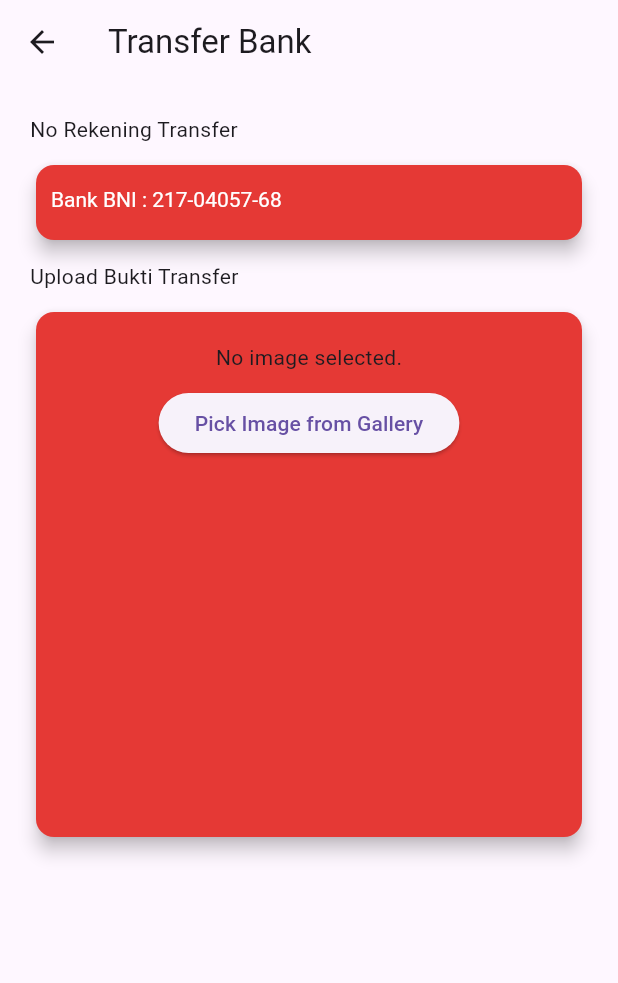
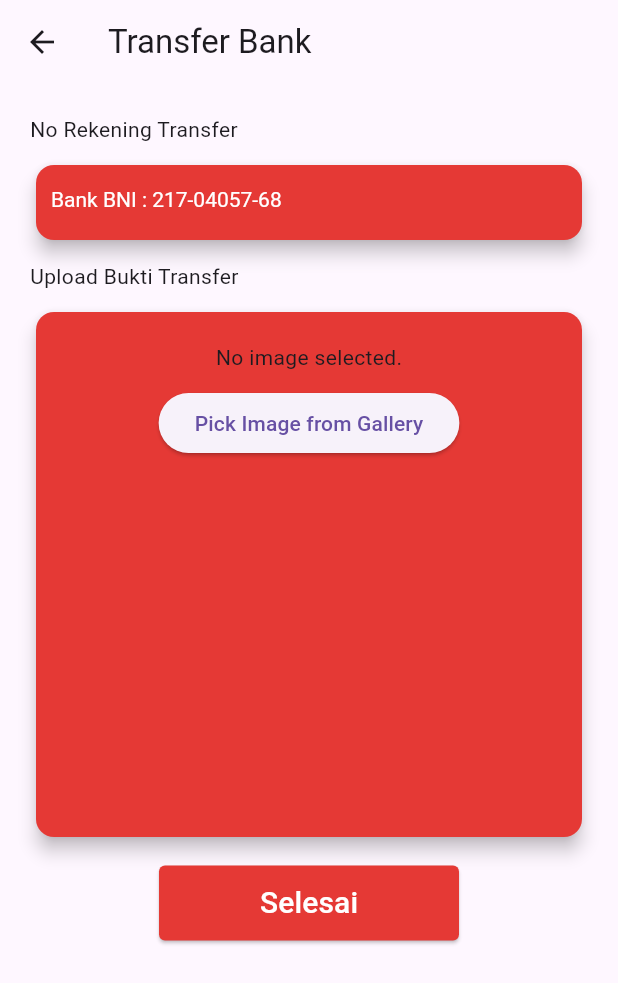
Before and after one commit to DhanielPutra/tesy, a Flutter app: the Transfer screen opened directly, on a phone screen of 412 x 824 dp. Shown: the top 983 px of the screen. Run offline on Flutter 3.47's test engine with Material 3 defaults, Android fonts, the phone set to English and light mode, and no system bars; our stand-ins replace image_picker, shared_preferences; missing offline and left inert: indexed; accounts and stored records are empty.

```diff
--- a/lib/checkout.dart
+++ b/lib/checkout.dart
@@ -337,9 +337,7 @@ class _CheckoutState extends State<Checkout> {
                         // Jika Transfer Bank, navigasi ke halaman Transfer
                         Navigator.push(
                           context,
-                          MaterialPageRoute(
-                              builder: (context) =>
-                                  Transfer()),
+                          MaterialPageRoute(builder: (context) => Transfer()),
                         );
                       } else {
                         // Tampilkan pesan jika tidak ada metode pembayaran yang dipilih
--- a/lib/transfer.dart
+++ b/lib/transfer.dart
@@ -2,6 +2,7 @@ import 'dart:io';
 
 import 'package:flutter/material.dart';
 import 'package:image_picker/image_picker.dart';
+import 'package:marketplace/pesanan_berhasil.dart';
 
 class Transfer extends StatefulWidget {
   const Transfer({super.key});
@@ -101,6 +102,34 @@ class _TransferState extends State<Transfer> {
                 ),
               ),
             ),
+            SizedBox(
+              height: 15,
+            ),
+            Center(
+              child: ElevatedButton(
+                onPressed: () {
+                  Navigator.push(
+                    context,
+                    MaterialPageRoute(builder: (context) => PesananBerhasil()),
+                  );
+                },
+                style: ElevatedButton.styleFrom(
+                  fixedSize: Size(200, 50),
+                  // Properti gaya tombol
+                  backgroundColor:
+                      Colors.red[600], // Warna latar belakang tombol
+                  foregroundColor: Colors.red[600],
+                  // Padding tombol
+
+                  shape: RoundedRectangleBorder(
+                    borderRadius: BorderRadius.circular(4.0),
+                    // Bentuk tepi tombol
+                  ),
+                ),
+                child: Text('Selesai',
+                    style: TextStyle(color: Colors.white, fontSize: 20)),
+              ),
+            )
           ],
         ),
       ),
```
